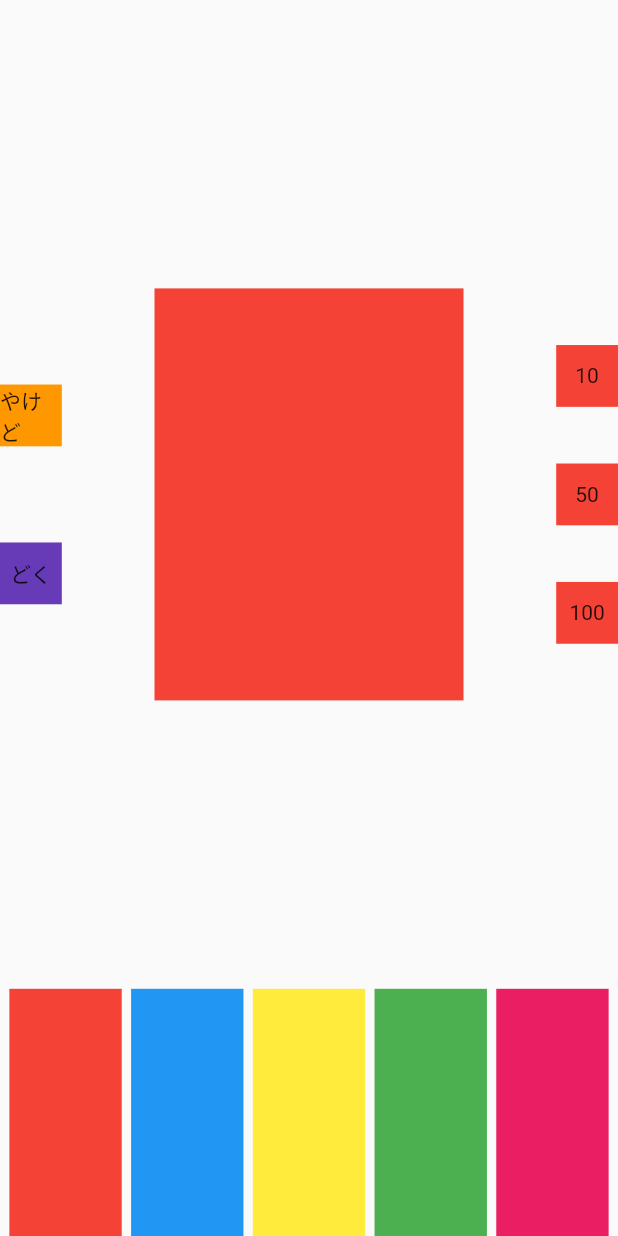
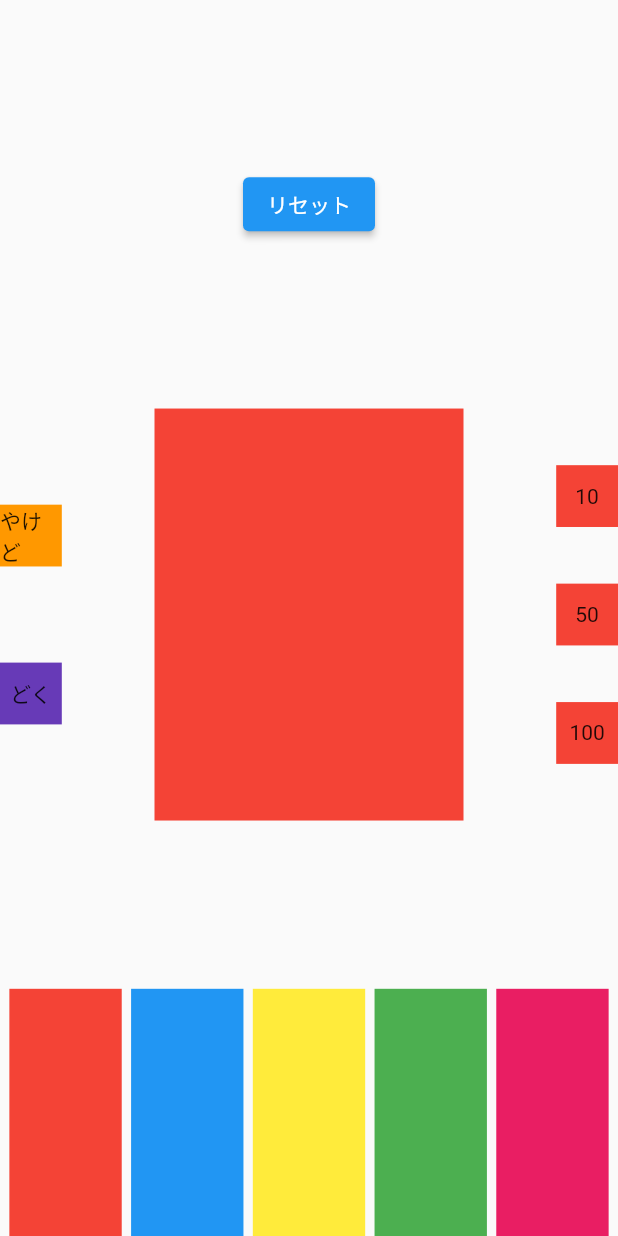
Before and after one commit to iseruuuuu/pokemon_card_damage_check_app, a Flutter app: the screen it shows after launch, on a phone screen of 412 x 824 dp. Run offline on Flutter 3.47's test engine with Material 2 defaults, Android fonts, the phone set to English and light mode, and no system bars.

Commit message:
リセットボタンを作成

```diff
--- a/lib/main.dart
+++ b/lib/main.dart
@@ -35,6 +35,19 @@ class _MyHomePageState extends State<MyHomePage> {
         child: Column(
           mainAxisAlignment: MainAxisAlignment.center,
           children: <Widget>[
+
+            const  Spacer(),
+
+            Row(
+              mainAxisAlignment: MainAxisAlignment.center,
+              children: [
+                ElevatedButton(
+                  onPressed: () {},
+                  child: Text('リセット'),
+                ),
+              ],
+            ),
+
             const  Spacer(),
             Row(
               children: [
```
